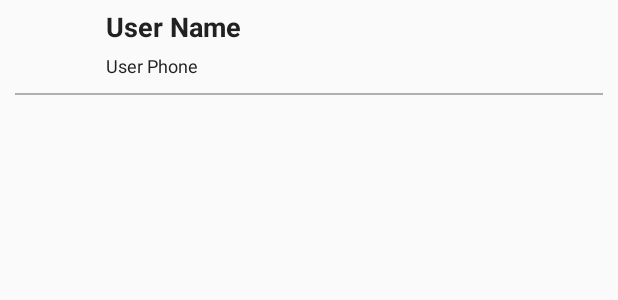
After one commit to applicationsARworks2017/PRConnectIIIT-djena, an Android app: the layout all_list_item.xml on its own in the app's theme, with its tools: preview values and no code run, on a phone screen of 412 x 824 dp. The commit adds this screen. Shown: the top 300 px of the screen. Run offline under Robolectric (Android 15) with nearby library versions, the phone set to English and light mode, and no system bars.

Commit message:
user selection complete

```diff
--- a/app/src/main/AndroidManifest.xml
+++ b/app/src/main/AndroidManifest.xml
@@ -107,6 +107,10 @@
             android:name="com.iiit.amaresh.demotrack.Activity.ProfileDetail"
             android:label="Profile"
             android:parentActivityName="com.iiit.amaresh.demotrack.Activity.Home" />
+        <activity
+            android:name="com.iiit.amaresh.demotrack.Activity.AlluserList"
+            android:label="AllUser"
+            android:parentActivityName="com.iiit.amaresh.demotrack.Activity.Home" />
     </application>
 
 </manifest>
--- a/app/src/main/java/com/iiit/amaresh/demotrack/Activity/ViewAllUsers.java
+++ b/app/src/main/java/com/iiit/amaresh/demotrack/Activity/ViewAllUsers.java
@@ -43,6 +43,7 @@ public class ViewAllUsers extends BaseActivity implements AdapterView.OnItemClic
     UserListingAdapter qadapter;
     private SearchView search;
     ListView lv;
+    String data="view";
     TextView tvEmptyView;
    // private QaListAdapter mAdapter = null;
     private Menu menu;
--- a/app/src/main/java/com/iiit/amaresh/demotrack/Adapter/UserListingAdapter.java
+++ b/app/src/main/java/com/iiit/amaresh/demotrack/Adapter/UserListingAdapter.java
@@ -138,7 +138,6 @@ public class UserListingAdapter extends BaseAdapter {
             holder.im_of_status.setVisibility(View.VISIBLE);
             holder.im_on_status.setVisibility(View.INVISIBLE);
         }
-
         holder.user_list.setOnClickListener(new View.OnClickListener() {
             @Override
             public void onClick(View v) {
--- /dev/null
+++ b/app/src/main/res/layout/all_list_item.xml
@@ -0,0 +1,62 @@
+<?xml version="1.0" encoding="utf-8"?>
+<RelativeLayout xmlns:android="http://schemas.android.com/apk/res/android"
+    android:layout_width="match_parent"
+    android:layout_height="wrap_content"
+    xmlns:card_view="http://schemas.android.com/apk/res-auto"
+    android:descendantFocusability="blocksDescendants">
+
+    <RelativeLayout
+        android:layout_width="match_parent"
+        android:layout_marginTop="5dp"
+        android:layout_marginRight="10dp"
+        android:layout_marginLeft="10dp"
+        android:layout_marginBottom="5dp"
+        android:layout_height="wrap_content">
+
+        <RelativeLayout
+            android:layout_width="match_parent"
+            android:layout_height="wrap_content"
+            android:id="@+id/user_list">
+            <ImageView
+                android:layout_width="40dp"
+                android:layout_height="40dp"
+                android:layout_marginLeft="10dp"
+                android:layout_marginRight="5dp"
+                android:id="@+id/iv_letterView"/>
+            <TextView
+                android:id="@+id/tvUsername"
+                android:layout_width="wrap_content"
+                android:layout_marginRight="30dp"
+                android:layout_height="wrap_content"
+                android:layout_marginLeft="5dp"
+                android:text="User Name"
+                android:layout_toRightOf="@id/iv_letterView"
+                android:singleLine="true"
+                android:textStyle="bold"
+                android:textColor="@color/textColorPrimary"
+                android:textSize="18sp"/>
+
+            <TextView
+                android:id="@+id/tvUserPhone"
+                android:layout_width="wrap_content"
+                android:layout_height="wrap_content"
+                android:layout_below="@+id/tvUsername"
+                android:layout_marginTop="5dp"
+                android:singleLine="true"
+                android:layout_toRightOf="@id/iv_letterView"
+                android:layout_marginLeft="5dp"
+                android:textColor="@color/textColorPrimary"
+                android:text="User Phone"
+                android:textSize="12sp" />
+            <LinearLayout
+                android:layout_width="match_parent"
+                android:layout_height="1dp"
+                android:background="@color/black_translucent"
+                android:layout_below="@id/tvUserPhone"
+                android:layout_marginTop="10dp">
+            </LinearLayout>
+        </RelativeLayout>
+
+
+    </RelativeLayout>
+</RelativeLayout>
--- a/app/src/main/res/values/colors.xml
+++ b/app/src/main/res/values/colors.xml
@@ -26,6 +26,7 @@
     <color name="secondary_text_color">#727272</color>
     <color name="light_gray">#e3e2dd</color>
     <color name="bg_colour">#e6e7ec</color>
+    <color name="btn_orange">#f96e3a</color>
 
     <color name="dashboard_questions_answered">#FF5454</color>
     <color name="dashboard_pending_feedbacks">#67C2EF</color>
--- a/app/src/main/res/values/strings.xml
+++ b/app/src/main/res/values/strings.xml
@@ -11,6 +11,7 @@
     <string name="phoneselect">Enter A Number</string>
     <string name="Check_history">Check History</string>
     <string name="Live_Track">Live Track</string>
+    <string name="userlist">UserList</string>
     <string name="all_user"> All Users</string>
     <string name="profile"> Profile</string>
     <string name="msg_page"> Compose Message</string>
```
Also changed, not shown: app/src/main/java/com/iiit/amaresh/demotrack/Activity/AlluserList.java (added, +299 -0 lines), app/src/main/java/com/iiit/amaresh/demotrack/Activity/GetMovement.java (+15 -3 lines), app/src/main/java/com/iiit/amaresh/demotrack/Activity/SubOrdinateHistory.java (+13 -1 lines), app/src/main/java/com/iiit/amaresh/demotrack/Adapter/AllUserAdapter.java (added, +91 -0 lines), app/src/main/res/layout/activity_get_movement.xml (+8 -0 lines), app/src/main/res/layout/activity_sub_ordinate_history.xml (+8 -0 lines), app/src/main/res/layout/user_list.xml (added, +66 -0 lines), app/src/main/res/mipmap-hdpi/ic_contacts_black_24dp.png (added), app/src/main/res/mipmap-mdpi/ic_contacts_black_24dp.png (added), app/src/main/res/mipmap-xhdpi/ic_contacts_black_24dp.png (added), app/src/main/res/mipmap-xxhdpi/ic_contacts_black_24dp.png (added), app/src/main/res/mipmap-xxxhdpi/ic_contacts_black_24dp.png (added), 3 other files.
